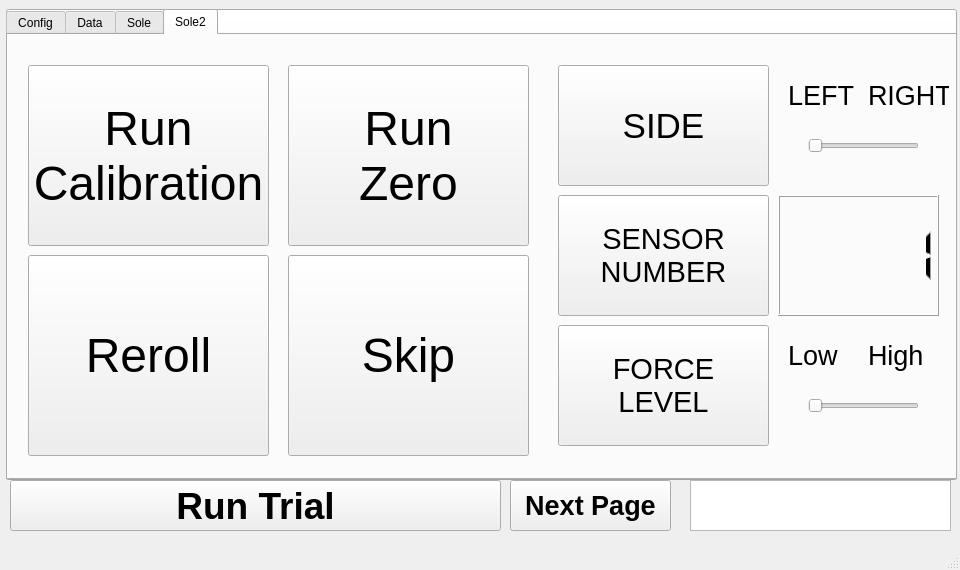
Old version of the form afo_gui/src/mainwindow.ui in the repository jaejinkim121/afo.
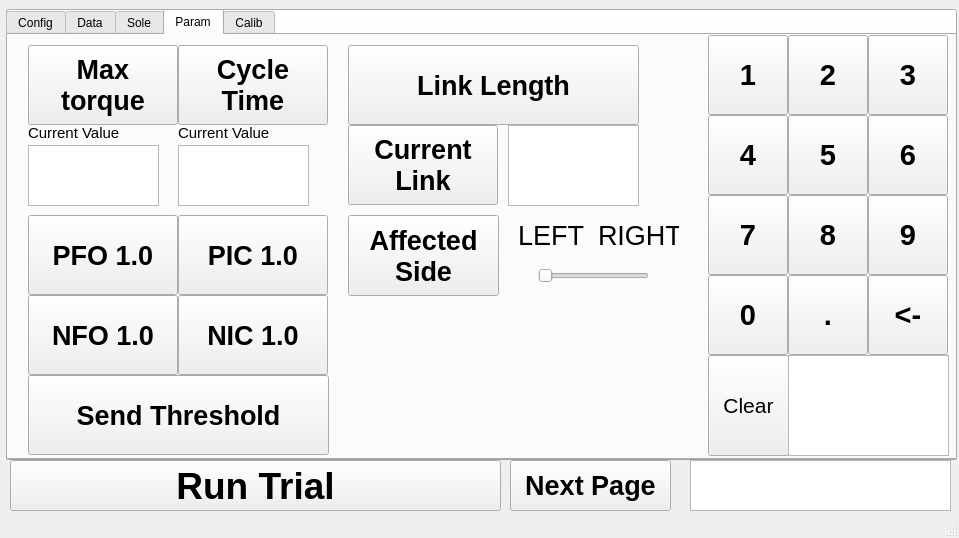
New version of the form. Custom widgets are drawn as their Qt base class.

The edit to the form file:
```diff
--- a/afo_gui/src/mainwindow.ui
+++ b/afo_gui/src/mainwindow.ui
@@ -6,8 +6,8 @@
    <rect>
     <x>0</x>
     <y>0</y>
-    <width>960</width>
-    <height>570</height>
+    <width>959</width>
+    <height>538</height>
    </rect>
   </property>
   <property name="windowTitle">
@@ -20,7 +20,7 @@
       <x>6</x>
       <y>9</y>
       <width>951</width>
-      <height>471</height>
+      <height>451</height>
      </rect>
     </property>
     <property name="currentIndex">
@@ -30,62 +30,6 @@
      <attribute name="title">
       <string>Config</string>
      </attribute>
-     <widget class="QPlainTextEdit" name="text_target_parameter">
-      <property name="geometry">
-       <rect>
-        <x>680</x>
-        <y>320</y>
-        <width>241</width>
-        <height>121</height>
-       </rect>
-      </property>
-      <property name="font">
-       <font>
-        <pointsize>16</pointsize>
-       </font>
-      </property>
-      <property name="plainText">
-       <string/>
-      </property>
-     </widget>
-     <widget class="QPushButton" name="button_set_max_torque">
-      <property name="geometry">
-       <rect>
-        <x>20</x>
-        <y>160</y>
-        <width>150</width>
-        <height>80</height>
-       </rect>
-      </property>
-      <property name="font">
-       <font>
-        <pointsize>20</pointsize>
-        <bold>true</bold>
-       </font>
-      </property>
-      <property name="text">
-       <string>Max 
-torque</string>
-      </property>
-     </widget>
-     <widget class="QPushButton" name="button_clear_parameter">
-      <property name="geometry">
-       <rect>
-        <x>440</x>
-        <y>120</y>
-        <width>170</width>
-        <height>40</height>
-       </rect>
-      </property>
-      <property name="font">
-       <font>
-        <pointsize>16</pointsize>
-       </font>
-      </property>
-      <property name="text">
-       <string>Clear</string>
-      </property>
-     </widget>
      <widget class="QPushButton" name="button_toggle_plot_data">
       <property name="geometry">
        <rect>
@@ -105,26 +49,6 @@
 on/off</string>
       </property>
      </widget>
-     <widget class="QPushButton" name="button_set_cycle_time">
-      <property name="geometry">
-       <rect>
-        <x>170</x>
-        <y>160</y>
-        <width>150</width>
-        <height>80</height>
-       </rect>
-      </property>
-      <property name="font">
-       <font>
-        <pointsize>20</pointsize>
-        <bold>true</bold>
-       </font>
-      </property>
-      <property name="text">
-       <string>Cycle 
-Time</string>
-      </property>
-     </widget>
      <widget class="QPushButton" name="button_dorsi_zeroing_done">
       <property name="geometry">
        <rect>
@@ -143,252 +67,6 @@
        <string>Dorsi Zeroing</string>
       </property>
      </widget>
-     <widget class="QPushButton" name="button_key1">
-      <property name="geometry">
-       <rect>
-        <x>680</x>
-        <y>0</y>
-        <width>80</width>
-        <height>80</height>
-       </rect>
-      </property>
-      <property name="font">
-       <font>
-        <pointsize>22</pointsize>
-        <bold>true</bold>
-       </font>
-      </property>
-      <property name="text">
-       <string>1</string>
-      </property>
-     </widget>
-     <widget class="QPushButton" name="button_key6">
-      <property name="geometry">
-       <rect>
-        <x>840</x>
-        <y>80</y>
-        <width>80</width>
-        <height>80</height>
-       </rect>
-      </property>
-      <property name="font">
-       <font>
-        <pointsize>22</pointsize>
-        <bold>true</bold>
-       </font>
-      </property>
-      <property name="text">
-       <string>6</string>
-      </property>
-     </widget>
-     <widget class="QPushButton" name="button_key2">
-      <property name="geometry">
-       <rect>
-        <x>760</x>
-        <y>0</y>
-        <width>80</width>
-        <height>80</height>
-       </rect>
-      </property>
-      <property name="font">
-       <font>
-        <pointsize>22</pointsize>
-        <bold>true</bold>
-       </font>
-      </property>
-      <property name="text">
-       <string>2</string>
-      </property>
-     </widget>
-     <widget class="QPushButton" name="button_key7">
-      <property name="geometry">
-       <rect>
-        <x>680</x>
-        <y>160</y>
-        <width>80</width>
-        <height>80</height>
-       </rect>
-      </property>
-      <property name="font">
-       <font>
-        <pointsize>22</pointsize>
-        <bold>true</bold>
-       </font>
-      </property>
-      <property name="text">
-       <string>7</string>
-      </property>
-     </widget>
-     <widget class="QPushButton" name="button_key3">
-      <property name="geometry">
-       <rect>
-        <x>840</x>
-        <y>0</y>
-        <width>80</width>
-        <height>80</height>
-       </rect>
-      </property>
-      <property name="font">
-       <font>
-        <pointsize>22</pointsize>
-        <bold>true</bold>
-       </font>
-      </property>
-      <property name="text">
-       <string>3</string>
-      </property>
-     </widget>
-     <widget class="QPushButton" name="button_key8">
-      <property name="geometry">
-       <rect>
-        <x>760</x>
-        <y>160</y>
-        <width>80</width>
-        <height>80</height>
-       </rect>
-      </property>
-      <property name="font">
-       <font>
-        <pointsize>22</pointsize>
-        <bold>true</bold>
-       </font>
-      </property>
-      <property name="text">
-       <string>8</string>
-      </property>
-     </widget>
-     <widget class="QPushButton" name="button_key4">
-      <property name="geometry">
-       <rect>
-        <x>680</x>
-        <y>80</y>
-        <width>80</width>
-        <height>80</height>
-       </rect>
-      </property>
-      <property name="font">
-       <font>
-        <pointsize>22</pointsize>
-        <bold>true</bold>
-       </font>
-      </property>
-      <property name="text">
-       <string>4</string>
-      </property>
-     </widget>
-     <widget class="QPushButton" name="button_key9">
-      <property name="geometry">
-       <rect>
-        <x>840</x>
-        <y>160</y>
-        <width>80</width>
-        <height>80</height>
-       </rect>
-      </property>
-      <property name="font">
-       <font>
-        <pointsize>22</pointsize>
-        <bold>true</bold>
-       </font>
-      </property>
-      <property name="text">
-       <string>9</string>
-      </property>
-     </widget>
-     <widget class="QPushButton" name="button_key5">
-      <property name="geometry">
-       <rect>
-        <x>760</x>
-        <y>80</y>
-        <width>80</width>
-        <height>80</height>
-       </rect>
-      </property>
-      <property name="font">
-       <font>
-        <pointsize>22</pointsize>
-        <bold>true</bold>
-       </font>
-      </property>
-      <property name="text">
-       <string>5</string>
-      </property>
-     </widget>
-     <widget class="QPushButton" name="button_key0">
-      <property name="geometry">
-       <rect>
-        <x>680</x>
-        <y>240</y>
-        <width>80</width>
-        <height>80</height>
-       </rect>
-      </property>
-      <property name="font">
-       <font>
-        <pointsize>22</pointsize>
-        <bold>true</bold>
-       </font>
-      </property>
-      <property name="text">
-       <string>0</string>
-      </property>
-     </widget>
-     <widget class="QPushButton" name="button_key_dot">
-      <property name="geometry">
-       <rect>
-        <x>760</x>
-        <y>240</y>
-        <width>80</width>
-        <height>80</height>
-       </rect>
-      </property>
-      <property name="font">
-       <font>
-        <pointsize>22</pointsize>
-        <bold>true</bold>
-       </font>
-      </property>
-      <property name="text">
-       <string>.</string>
-      </property>
-     </widget>
-     <widget class="QPushButton" name="button_key_delete">
-      <property name="geometry">
-       <rect>
-        <x>840</x>
-        <y>240</y>
-        <width>80</width>
-        <height>80</height>
-       </rect>
-      </property>
-      <property name="font">
-       <font>
-        <pointsize>22</pointsize>
-        <bold>true</bold>
-       </font>
-      </property>
-      <property name="text">
-       <string>&lt;-</string>
-      </property>
-     </widget>
-     <widget class="QLabel" name="label_parameter_setup">
-      <property name="geometry">
-       <rect>
-        <x>20</x>
-        <y>110</y>
-        <width>261</width>
-        <height>41</height>
-       </rect>
-      </property>
-      <property name="font">
-       <font>
-        <pointsize>20</pointsize>
-       </font>
-      </property>
-      <property name="text">
-       <string>Parameter setup</string>
-      </property>
-     </widget>
      <widget class="QPushButton" name="button_run_dorsi">
       <property name="geometry">
        <rect>
@@ -427,92 +105,6 @@
        <string>Run Plantar</string>
       </property>
      </widget>
-     <widget class="QLabel" name="label_max_torque_current">
-      <property name="geometry">
-       <rect>
-        <x>20</x>
-        <y>240</y>
-        <width>121</width>
-        <height>16</height>
-       </rect>
-      </property>
-      <property name="font">
-       <font>
-        <pointsize>11</pointsize>
-       </font>
-      </property>
-      <property name="text">
-       <string>Current Value</string>
-      </property>
-     </widget>
-     <widget class="QTextEdit" name="text_max_torque_current">
-      <property name="geometry">
-       <rect>
-        <x>20</x>
-        <y>260</y>
-        <width>131</width>
-        <height>61</height>
-       </rect>
-      </property>
-      <property name="font">
-       <font>
-        <pointsize>24</pointsize>
-       </font>
-      </property>
-      <property name="html">
-       <string>&lt;!DOCTYPE HTML PUBLIC &quot;-//W3C//DTD HTML 4.0//EN&quot; &quot;http://www.w3.org/TR/REC-html40/strict.dtd&quot;&gt;
-&lt;html&gt;&lt;head&gt;&lt;meta name=&quot;qrichtext&quot; content=&quot;1&quot; /&gt;&lt;meta charset=&quot;utf-8&quot; /&gt;&lt;style type=&quot;text/css&quot;&gt;
-p, li { white-space: pre-wrap; }
-hr { height: 1px; border-width: 0; }
-li.unchecked::marker { content: &quot;\2610&quot;; }
-li.checked::marker { content: &quot;\2612&quot;; }
-&lt;/style&gt;&lt;/head&gt;&lt;body style=&quot; font-family:'맑은 고딕'; font-size:24pt; font-weight:400; font-style:normal;&quot;&gt;
-&lt;p style=&quot;-qt-paragraph-type:empty; margin-top:0px; margin-bottom:0px; margin-left:0px; margin-right:0px; -qt-block-indent:0; text-indent:0px;&quot;&gt;&lt;br /&gt;&lt;/p&gt;&lt;/body&gt;&lt;/html&gt;</string>
-      </property>
-     </widget>
-     <widget class="QLabel" name="label_cycle_time_current">
-      <property name="geometry">
-       <rect>
-        <x>170</x>
-        <y>240</y>
-        <width>121</width>
-        <height>16</height>
-       </rect>
-      </property>
-      <property name="font">
-       <font>
-        <pointsize>11</pointsize>
-       </font>
-      </property>
-      <property name="text">
-       <string>Current Value</string>
-      </property>
-     </widget>
-     <widget class="QTextEdit" name="text_cycle_time_current">
-      <property name="geometry">
-       <rect>
-        <x>170</x>
-        <y>260</y>
-        <width>131</width>
-        <height>61</height>
-       </rect>
-      </property>
-      <property name="font">
-       <font>
-        <pointsize>24</pointsize>
-       </font>
-      </property>
-      <property name="html">
-       <string>&lt;!DOCTYPE HTML PUBLIC &quot;-//W3C//DTD HTML 4.0//EN&quot; &quot;http://www.w3.org/TR/REC-html40/strict.dtd&quot;&gt;
-&lt;html&gt;&lt;head&gt;&lt;meta name=&quot;qrichtext&quot; content=&quot;1&quot; /&gt;&lt;meta charset=&quot;utf-8&quot; /&gt;&lt;style type=&quot;text/css&quot;&gt;
-p, li { white-space: pre-wrap; }
-hr { height: 1px; border-width: 0; }
-li.unchecked::marker { content: &quot;\2610&quot;; }
-li.checked::marker { content: &quot;\2612&quot;; }
-&lt;/style&gt;&lt;/head&gt;&lt;body style=&quot; font-family:'맑은 고딕'; font-size:24pt; font-weight:400; font-style:normal;&quot;&gt;
-&lt;p style=&quot;-qt-paragraph-type:empty; margin-top:0px; margin-bottom:0px; margin-left:0px; margin-right:0px; -qt-block-indent:0; text-indent:0px;&quot;&gt;&lt;br /&gt;&lt;/p&gt;&lt;/body&gt;&lt;/html&gt;</string>
-      </property>
-     </widget>
      <widget class="QPushButton" name="button_imu_zero">
       <property name="geometry">
        <rect>
@@ -531,60 +123,6 @@
        <string>IMU Zeroing</string>
       </property>
      </widget>
-     <widget class="QPushButton" name="button_set_link_length">
-      <property name="geometry">
-       <rect>
-        <x>320</x>
-        <y>160</y>
-        <width>291</width>
-        <height>80</height>
-       </rect>
-      </property>
-      <property name="font">
-       <font>
-        <pointsize>20</pointsize>
-        <bold>true</bold>
-       </font>
-      </property>
-      <property name="text">
-       <string>Link Length</string>
-      </property>
-     </widget>
-     <widget class="QPushButton" name="button_target_link_idx">
-      <property name="geometry">
-       <rect>
-        <x>320</x>
-        <y>240</y>
-        <width>150</width>
-        <height>80</height>
-       </rect>
-      </property>
-      <property name="font">
-       <font>
-        <pointsize>20</pointsize>
-        <bold>true</bold>
-       </font>
-      </property>
-      <property name="text">
-       <string>Current 
-Link</string>
-      </property>
-     </widget>
-     <widget class="QPlainTextEdit" name="text_target_link_idx">
-      <property name="geometry">
-       <rect>
-        <x>480</x>
-        <y>240</y>
-        <width>131</width>
-        <height>81</height>
-       </rect>
-      </property>
-      <property name="font">
-       <font>
-        <pointsize>26</pointsize>
-       </font>
-      </property>
-     </widget>
      <widget class="QPushButton" name="button_sync">
       <property name="geometry">
        <rect>
@@ -932,9 +470,628 @@
       </property>
      </widget>
     </widget>
+    <widget class="QWidget" name="tab_2">
+     <attribute name="title">
+      <string>Param</string>
+     </attribute>
+     <widget class="QTextEdit" name="text_max_torque_current">
+      <property name="geometry">
+       <rect>
+        <x>20</x>
+        <y>110</y>
+        <width>131</width>
+        <height>61</height>
+       </rect>
+      </property>
+      <property name="font">
+       <font>
+        <pointsize>24</pointsize>
+       </font>
+      </property>
+      <property name="html">
+       <string>&lt;!DOCTYPE HTML PUBLIC &quot;-//W3C//DTD HTML 4.0//EN&quot; &quot;http://www.w3.org/TR/REC-html40/strict.dtd&quot;&gt;
+&lt;html&gt;&lt;head&gt;&lt;meta name=&quot;qrichtext&quot; content=&quot;1&quot; /&gt;&lt;meta charset=&quot;utf-8&quot; /&gt;&lt;style type=&quot;text/css&quot;&gt;
+p, li { white-space: pre-wrap; }
+hr { height: 1px; border-width: 0; }
+li.unchecked::marker { content: &quot;\2610&quot;; }
+li.checked::marker { content: &quot;\2612&quot;; }
+&lt;/style&gt;&lt;/head&gt;&lt;body style=&quot; font-family:'맑은 고딕'; font-size:24pt; font-weight:400; font-style:normal;&quot;&gt;
+&lt;p style=&quot;-qt-paragraph-type:empty; margin-top:0px; margin-bottom:0px; margin-left:0px; margin-right:0px; -qt-block-indent:0; text-indent:0px;&quot;&gt;&lt;br /&gt;&lt;/p&gt;&lt;/body&gt;&lt;/html&gt;</string>
+      </property>
+     </widget>
+     <widget class="QPushButton" name="button_set_link_length">
+      <property name="geometry">
+       <rect>
+        <x>340</x>
+        <y>10</y>
+        <width>291</width>
+        <height>80</height>
+       </rect>
+      </property>
+      <property name="font">
+       <font>
+        <pointsize>20</pointsize>
+        <bold>true</bold>
+       </font>
+      </property>
+      <property name="text">
+       <string>Link Length</string>
+      </property>
+     </widget>
+     <widget class="QPlainTextEdit" name="text_target_link_idx">
+      <property name="geometry">
+       <rect>
+        <x>500</x>
+        <y>90</y>
+        <width>131</width>
+        <height>81</height>
+       </rect>
+      </property>
+      <property name="font">
+       <font>
+        <pointsize>26</pointsize>
+       </font>
+      </property>
+     </widget>
+     <widget class="QLabel" name="label_cycle_time_current">
+      <property name="geometry">
+       <rect>
+        <x>170</x>
+        <y>90</y>
+        <width>121</width>
+        <height>16</height>
+       </rect>
+      </property>
+      <property name="font">
+       <font>
+        <pointsize>11</pointsize>
+       </font>
+      </property>
+      <property name="text">
+       <string>Current Value</string>
+      </property>
+     </widget>
+     <widget class="QPushButton" name="button_target_link_idx">
+      <property name="geometry">
+       <rect>
+        <x>340</x>
+        <y>90</y>
+        <width>150</width>
+        <height>80</height>
+       </rect>
+      </property>
+      <property name="font">
+       <font>
+        <pointsize>20</pointsize>
+        <bold>true</bold>
+       </font>
+      </property>
+      <property name="text">
+       <string>Current 
+Link</string>
+      </property>
+     </widget>
+     <widget class="QPushButton" name="button_set_cycle_time">
+      <property name="geometry">
+       <rect>
+        <x>170</x>
+        <y>10</y>
+        <width>150</width>
+        <height>80</height>
+       </rect>
+      </property>
+      <property name="font">
+       <font>
+        <pointsize>20</pointsize>
+        <bold>true</bold>
+       </font>
+      </property>
+      <property name="text">
+       <string>Cycle 
+Time</string>
+      </property>
+     </widget>
+     <widget class="QLabel" name="label_max_torque_current">
+      <property name="geometry">
+       <rect>
+        <x>20</x>
+        <y>90</y>
+        <width>121</width>
+        <height>16</height>
+       </rect>
+      </property>
+      <property name="font">
+       <font>
+        <pointsize>11</pointsize>
+       </font>
+      </property>
+      <property name="text">
+       <string>Current Value</string>
+      </property>
+     </widget>
+     <widget class="QTextEdit" name="text_cycle_time_current">
+      <property name="geometry">
+       <rect>
+        <x>170</x>
+        <y>110</y>
+        <width>131</width>
+        <height>61</height>
+       </rect>
+      </property>
+      <property name="font">
+       <font>
+        <pointsize>24</pointsize>
+       </font>
+      </property>
+      <property name="html">
+       <string>&lt;!DOCTYPE HTML PUBLIC &quot;-//W3C//DTD HTML 4.0//EN&quot; &quot;http://www.w3.org/TR/REC-html40/strict.dtd&quot;&gt;
+&lt;html&gt;&lt;head&gt;&lt;meta name=&quot;qrichtext&quot; content=&quot;1&quot; /&gt;&lt;meta charset=&quot;utf-8&quot; /&gt;&lt;style type=&quot;text/css&quot;&gt;
+p, li { white-space: pre-wrap; }
+hr { height: 1px; border-width: 0; }
+li.unchecked::marker { content: &quot;\2610&quot;; }
+li.checked::marker { content: &quot;\2612&quot;; }
+&lt;/style&gt;&lt;/head&gt;&lt;body style=&quot; font-family:'맑은 고딕'; font-size:24pt; font-weight:400; font-style:normal;&quot;&gt;
+&lt;p style=&quot;-qt-paragraph-type:empty; margin-top:0px; margin-bottom:0px; margin-left:0px; margin-right:0px; -qt-block-indent:0; text-indent:0px;&quot;&gt;&lt;br /&gt;&lt;/p&gt;&lt;/body&gt;&lt;/html&gt;</string>
+      </property>
+     </widget>
+     <widget class="QPushButton" name="button_clear_parameter">
+      <property name="geometry">
+       <rect>
+        <x>700</x>
+        <y>320</y>
+        <width>81</width>
+        <height>101</height>
+       </rect>
+      </property>
+      <property name="font">
+       <font>
+        <pointsize>16</pointsize>
+       </font>
+      </property>
+      <property name="text">
+       <string>Clear</string>
+      </property>
+     </widget>
+     <widget class="QPushButton" name="button_set_max_torque">
+      <property name="geometry">
+       <rect>
+        <x>20</x>
+        <y>10</y>
+        <width>150</width>
+        <height>80</height>
+       </rect>
+      </property>
+      <property name="font">
+       <font>
+        <pointsize>20</pointsize>
+        <bold>true</bold>
+       </font>
+      </property>
+      <property name="text">
+       <string>Max 
+torque</string>
+      </property>
+     </widget>
+     <widget class="QPushButton" name="button_key4">
+      <property name="geometry">
+       <rect>
+        <x>700</x>
+        <y>80</y>
+        <width>80</width>
+        <height>80</height>
+       </rect>
+      </property>
+      <property name="font">
+       <font>
+        <pointsize>22</pointsize>
+        <bold>true</bold>
+       </font>
+      </property>
+      <property name="text">
+       <string>4</string>
+      </property>
+     </widget>
+     <widget class="QPushButton" name="button_key_dot">
+      <property name="geometry">
+       <rect>
+        <x>780</x>
+        <y>240</y>
+        <width>80</width>
+        <height>80</height>
+       </rect>
+      </property>
+      <property name="font">
+       <font>
+        <pointsize>22</pointsize>
+        <bold>true</bold>
+       </font>
+      </property>
+      <property name="text">
+       <string>.</string>
+      </property>
+     </widget>
+     <widget class="QPushButton" name="button_key0">
+      <property name="geometry">
+       <rect>
+        <x>700</x>
+        <y>240</y>
+        <width>80</width>
+        <height>80</height>
+       </rect>
+      </property>
+      <property name="font">
+       <font>
+        <pointsize>22</pointsize>
+        <bold>true</bold>
+       </font>
+      </property>
+      <property name="text">
+       <string>0</string>
+      </property>
+     </widget>
+     <widget class="QPushButton" name="button_key9">
+      <property name="geometry">
+       <rect>
+        <x>860</x>
+        <y>160</y>
+        <width>80</width>
+        <height>80</height>
+       </rect>
+      </property>
+      <property name="font">
+       <font>
+        <pointsize>22</pointsize>
+        <bold>true</bold>
+       </font>
+      </property>
+      <property name="text">
+       <string>9</string>
+      </property>
+     </widget>
+     <widget class="QPushButton" name="button_key6">
+      <property name="geometry">
+       <rect>
+        <x>860</x>
+        <y>80</y>
+        <width>80</width>
+        <height>80</height>
+       </rect>
+      </property>
+      <property name="font">
+       <font>
+        <pointsize>22</pointsize>
+        <bold>true</bold>
+       </font>
+      </property>
+      <property name="text">
+       <string>6</string>
+      </property>
+     </widget>
+     <widget class="QPushButton" name="button_key1">
+      <property name="geometry">
+       <rect>
+        <x>700</x>
+        <y>0</y>
+        <width>80</width>
+        <height>80</height>
+       </rect>
+      </property>
+      <property name="font">
+       <font>
+        <pointsize>22</pointsize>
+        <bold>true</bold>
+       </font>
+      </property>
+      <property name="text">
+       <string>1</string>
+      </property>
+     </widget>
+     <widget class="QPushButton" name="button_key5">
+      <property name="geometry">
+       <rect>
+        <x>780</x>
+        <y>80</y>
+        <width>80</width>
+        <height>80</height>
+       </rect>
+      </property>
+      <property name="font">
+       <font>
+        <pointsize>22</pointsize>
+        <bold>true</bold>
+       </font>
+      </property>
+      <property name="text">
+       <string>5</string>
+      </property>
+     </widget>
+     <widget class="QPushButton" name="button_key_delete">
+      <property name="geometry">
+       <rect>
+        <x>860</x>
+        <y>240</y>
+        <width>80</width>
+        <height>80</height>
+       </rect>
+      </property>
+      <property name="font">
+       <font>
+        <pointsize>22</pointsize>
+        <bold>true</bold>
+       </font>
+      </property>
+      <property name="text">
+       <string>&lt;-</string>
+      </property>
+     </widget>
+     <widget class="QPushButton" name="button_key7">
+      <property name="geometry">
+       <rect>
+        <x>700</x>
+        <y>160</y>
+        <width>80</width>
+        <height>80</height>
+       </rect>
+      </property>
+      <property name="font">
+       <font>
+        <pointsize>22</pointsize>
+        <bold>true</bold>
+       </font>
+      </property>
+      <property name="text">
+       <string>7</string>
+      </property>
+     </widget>
+     <widget class="QPushButton" name="button_key8">
+      <property name="geometry">
+       <rect>
+        <x>780</x>
+        <y>160</y>
+        <width>80</width>
+        <height>80</height>
+       </rect>
+      </property>
+      <property name="font">
+       <font>
+        <pointsize>22</pointsize>
+        <bold>true</bold>
+       </font>
+      </property>
+      <property name="text">
+       <string>8</string>
+      </property>
+     </widget>
+     <widget class="QPushButton" name="button_key2">
+      <property name="geometry">
+       <rect>
+        <x>780</x>
+        <y>0</y>
+        <width>80</width>
+        <height>80</height>
+       </rect>
+      </property>
+      <property name="font">
+       <font>
+        <pointsize>22</pointsize>
+        <bold>true</bold>
+       </font>
+      </property>
+      <property name="text">
+       <string>2</string>
+      </property>
+     </widget>
+     <widget class="QPlainTextEdit" name="text_target_parameter">
+      <property name="geometry">
+       <rect>
+        <x>780</x>
+        <y>320</y>
+        <width>161</width>
+        <height>101</height>
+       </rect>
+      </property>
+      <property name="font">
+       <font>
+        <pointsize>16</pointsize>
+       </font>
+      </property>
+      <property name="plainText">
+       <string/>
+      </property>
+     </widget>
+     <widget class="QPushButton" name="button_key3">
+      <property name="geometry">
+       <rect>
+        <x>860</x>
+        <y>0</y>
+        <width>80</width>
+        <height>80</height>
+       </rect>
+      </property>
+      <property name="font">
+       <font>
+        <pointsize>22</pointsize>
+        <bold>true</bold>
+       </font>
+      </property>
+      <property name="text">
+       <string>3</string>
+      </property>
+     </widget>
+     <widget class="QLabel" name="label_polycalib_side_5">
+      <property name="geometry">
+       <rect>
+        <x>590</x>
+        <y>170</y>
+        <width>81</width>
+        <height>61</height>
+       </rect>
+      </property>
+      <property name="font">
+       <font>
+        <pointsize>20</pointsize>
+       </font>
+      </property>
+      <property name="text">
+       <string>RIGHT</string>
+      </property>
+     </widget>
+     <widget class="QLabel" name="label_polycalib_side_6">
+      <property name="geometry">
+       <rect>
+        <x>510</x>
+        <y>170</y>
+        <width>81</width>
+        <height>61</height>
+       </rect>
+      </property>
+      <property name="font">
+       <font>
+        <pointsize>20</pointsize>
+       </font>
+      </property>
+      <property name="text">
+       <string>LEFT</string>
+      </property>
+     </widget>
+     <widget class="QPushButton" name="button_affected_side">
+      <property name="geometry">
+       <rect>
+        <x>340</x>
+        <y>180</y>
+        <width>151</width>
+        <height>81</height>
+       </rect>
+      </property>
+      <property name="font">
+       <font>
+        <pointsize>20</pointsize>
+        <bold>true</bold>
+       </font>
+      </property>
+      <property name="text">
+       <string>Affected
+Side</string>
+      </property>
+     </widget>
+     <widget class="QSlider" name="horSlider_affected_side">
+      <property name="geometry">
+       <rect>
+        <x>530</x>
+        <y>220</y>
+        <width>111</width>
+        <height>41</height>
+       </rect>
+      </property>
+      <property name="maximum">
+       <number>1</number>
+      </property>
+      <property name="singleStep">
+       <number>1</number>
+      </property>
+      <property name="orientation">
+       <enum>Qt::Horizontal</enum>
+      </property>
+     </widget>
+     <widget class="QPushButton" name="button_set_pfo">
+      <property name="geometry">
+       <rect>
+        <x>20</x>
+        <y>180</y>
+        <width>150</width>
+        <height>80</height>
+       </rect>
+      </property>
+      <property name="font">
+       <font>
+        <pointsize>20</pointsize>
+        <bold>true</bold>
+       </font>
+      </property>
+      <property name="text">
+       <string>PFO 1.0</string>
+      </property>
+     </widget>
+     <widget class="QPushButton" name="button_set_pic">
+      <property name="geometry">
+       <rect>
+        <x>170</x>
+        <y>180</y>
+        <width>150</width>
+        <height>80</height>
+       </rect>
+      </property>
+      <property name="font">
+       <font>
+        <pointsize>20</pointsize>
+        <bold>true</bold>
+       </font>
+      </property>
+      <property name="text">
+       <string>PIC 1.0</string>
+      </property>
+     </widget>
+     <widget class="QPushButton" name="button_set_nfo">
+      <property name="geometry">
+       <rect>
+        <x>20</x>
+        <y>260</y>
+        <width>150</width>
+        <height>80</height>
+       </rect>
+      </property>
+      <property name="font">
+       <font>
+        <pointsize>20</pointsize>
+        <bold>true</bold>
+       </font>
+      </property>
+      <property name="text">
+       <string>NFO 1.0</string>
+      </property>
+     </widget>
+     <widget class="QPushButton" name="button_set_nic">
+      <property name="geometry">
+       <rect>
+        <x>170</x>
+        <y>260</y>
+        <width>150</width>
+        <height>80</height>
+       </rect>
+      </property>
+      <property name="font">
+       <font>
+        <pointsize>20</pointsize>
+        <bold>true</bold>
+       </font>
+      </property>
+      <property name="text">
+       <string>NIC 1.0</string>
+      </property>
+     </widget>
+     <widget class="QPushButton" name="button_set_threshold">
+      <property name="geometry">
+       <rect>
+        <x>20</x>
+        <y>340</y>
+        <width>301</width>
+        <height>80</height>
+       </rect>
+      </property>
+      <property name="font">
+       <font>
+        <pointsize>20</pointsize>
+        <bold>true</bold>
+       </font>
+      </property>
+      <property name="text">
+       <string>Send Threshold</string>
+      </property>
+     </widget>
+    </widget>
     <widget class="QWidget" name="tab">
      <attribute name="title">
-      <string>Sole2</string>
+      <string>Calib</string>
      </attribute>
      <widget class="QPushButton" name="button_polycalib_run">
       <property name="geometry">
@@ -961,7 +1118,7 @@
         <x>280</x>
         <y>220</y>
         <width>241</width>
-        <height>201</height>
+        <height>191</height>
        </rect>
       </property>
       <property name="font">
@@ -1035,7 +1192,7 @@
         <x>20</x>
         <y>220</y>
         <width>241</width>
-        <height>201</height>
+        <height>191</height>
        </rect>
       </property>
       <property name="font">
@@ -1195,7 +1352,7 @@
     <property name="geometry">
      <rect>
       <x>690</x>
-      <y>480</y>
+      <y>460</y>
       <width>261</width>
       <height>51</height>
      </rect>
@@ -1205,7 +1362,7 @@
     <property name="geometry">
      <rect>
       <x>10</x>
-      <y>480</y>
+      <y>460</y>
       <width>491</width>
       <height>51</height>
      </rect>
@@ -1226,7 +1383,7 @@
       <x>6</x>
       <y>9</y>
       <width>951</width>
-      <height>471</height>
+      <height>451</height>
      </rect>
     </property>
     <property name="font">
@@ -1243,7 +1400,7 @@
     <property name="geometry">
      <rect>
       <x>510</x>
-      <y>480</y>
+      <y>460</y>
       <width>161</width>
       <height>51</height>
      </rect>
```
Left out of the diff: 56 changed lines with no effect on the pictures.
